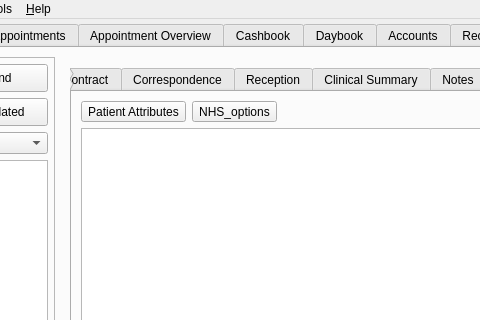
First picture: the form in qt-designer/main.ui, repository rowinggolfer/openmolar1, before the edit; both pictures show x 139 to 619 and y 0 to 320 of the 1000 by 556 pixel window.
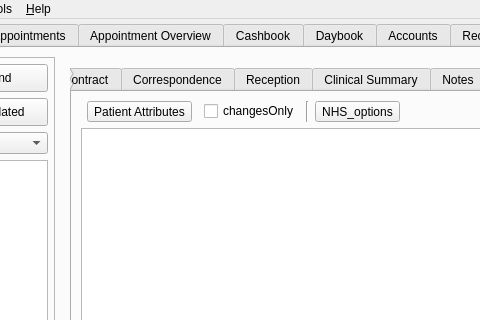
Second picture: the form after the edit. Icons and pictures are not drawn.

Commit message: changes to the functionality under the extras tab in a patient record

```diff
--- a/qt-designer/main.ui
+++ b/qt-designer/main.ui
@@ -3531,17 +3531,7 @@
                    <string>Extras</string>
                   </attribute>
                   <layout class="QGridLayout" name="gridLayout_23">
-                   <item row="0" column="0">
-                    <widget class="QToolButton" name="debug_toolButton">
-                     <property name="text">
-                      <string>Patient Attributes</string>
-                     </property>
-                     <property name="popupMode">
-                      <enum>QToolButton::InstantPopup</enum>
-                     </property>
-                    </widget>
-                   </item>
-                   <item row="0" column="1">
+                   <item row="0" column="5">
                     <widget class="QToolButton" name="NHS_toolButton">
                      <property name="minimumSize">
                       <size>
@@ -3557,22 +3547,52 @@
                      </property>
                     </widget>
                    </item>
-                   <item row="0" column="2">
+                   <item row="0" column="6">
                     <spacer name="horizontalSpacer">
                      <property name="orientation">
                       <enum>Qt::Horizontal</enum>
                      </property>
                      <property name="sizeHint" stdset="0">
                       <size>
-                       <width>479</width>
-                       <height>20</height>
+                       <width>358</width>
+                       <height>21</height>
                       </size>
                      </property>
                     </spacer>
                    </item>
-                   <item row="1" column="0" colspan="3">
+                   <item row="1" column="0" colspan="7">
                     <widget class="QTextBrowser" name="debugBrowser"/>
                    </item>
+                   <item row="0" column="1">
+                    <widget class="QToolButton" name="debug_toolButton">
+                     <property name="text">
+                      <string>Patient Attributes</string>
+                     </property>
+                     <property name="checkable">
+                      <bool>false</bool>
+                     </property>
+                     <property name="checked">
+                      <bool>false</bool>
+                     </property>
+                     <property name="popupMode">
+                      <enum>QToolButton::InstantPopup</enum>
+                     </property>
+                    </widget>
+                   </item>
+                   <item row="0" column="3">
+                    <widget class="QCheckBox" name="ptAtts_checkBox">
+                     <property name="text">
+                      <string>changesOnly</string>
+                     </property>
+                    </widget>
+                   </item>
+                   <item row="0" column="4">
+                    <widget class="Line" name="line_3">
+                     <property name="orientation">
+                      <enum>Qt::Vertical</enum>
+                     </property>
+                    </widget>
+                   </item>
                   </layout>
                  </widget>
                 </widget>
```
The commit also changes 5 other files.
